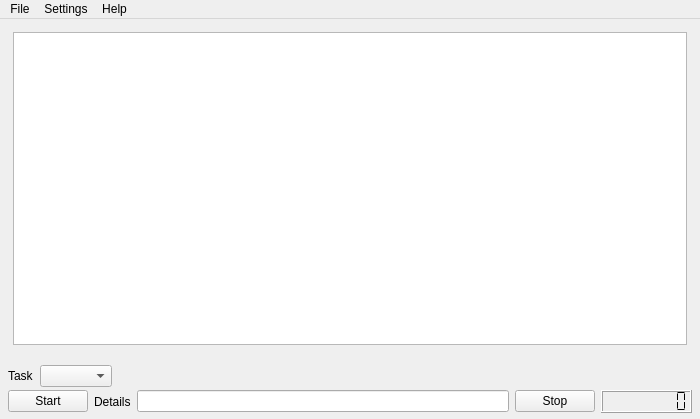
Qt form data/ui/whch.ui (Patriciasc/WHCH) before a commit.
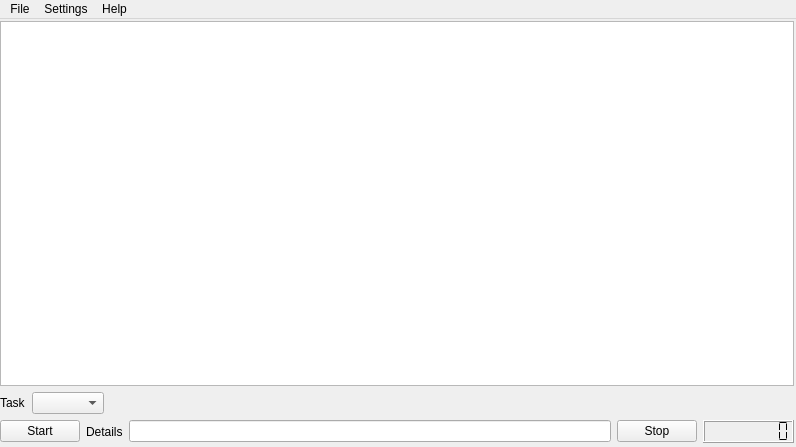
The same form after that commit. Icons and pictures are not drawn.

Commit message: Replaced UI with a Stacked widget layout.

```diff
--- a/data/ui/whch.ui
+++ b/data/ui/whch.ui
@@ -9,8 +9,8 @@
    <rect>
     <x>0</x>
     <y>0</y>
-    <width>700</width>
-    <height>419</height>
+    <width>796</width>
+    <height>447</height>
    </rect>
   </property>
   <property name="focusPolicy">
@@ -20,39 +20,46 @@
    <string>WHCH (Working Hours Counter for Humans)</string>
   </property>
   <widget class="QWidget" name="centralWidget">
-   <layout class="QVBoxLayout" name="verticalLayout_2">
-    <property name="spacing">
-     <number>2</number>
-    </property>
-    <property name="leftMargin">
-     <number>2</number>
-    </property>
-    <property name="topMargin">
-     <number>2</number>
-    </property>
-    <property name="rightMargin">
-     <number>2</number>
-    </property>
-    <property name="bottomMargin">
-     <number>0</number>
-    </property>
-    <item>
-     <layout class="QVBoxLayout" name="verticalLayout">
-      <property name="spacing">
-       <number>3</number>
-      </property>
-      <item>
        <layout class="QHBoxLayout" name="horizontalLayout">
         <property name="spacing">
+     <number>2</number>
+    </property>
+    <property name="leftMargin">
          <number>0</number>
         </property>
+    <property name="topMargin">
+     <number>2</number>
+    </property>
+    <property name="rightMargin">
+     <number>2</number>
+    </property>
+    <property name="bottomMargin">
+     <number>2</number>
+    </property>
         <item>
          <widget class="QStackedWidget" name="stackedWidget">
           <property name="currentIndex">
            <number>0</number>
           </property>
-          <widget class="QWidget" name="page_3">
-           <layout class="QHBoxLayout" name="horizontalLayout_6">
+      <widget class="QWidget" name="page">
+       <layout class="QHBoxLayout" name="horizontalLayout_7">
+        <property name="spacing">
+         <number>0</number>
+        </property>
+        <property name="margin">
+         <number>0</number>
+        </property>
+        <item>
+         <widget class="QWidget" name="widget" native="true">
+          <layout class="QHBoxLayout" name="horizontalLayout_5">
+           <property name="sizeConstraint">
+            <enum>QLayout::SetMaximumSize</enum>
+           </property>
+           <property name="margin">
+            <number>0</number>
+           </property>
+           <item>
+            <layout class="QVBoxLayout" name="verticalLayout">
             <item>
              <widget class="QTableView" name="tableView">
               <property name="frameShape">
@@ -87,35 +94,13 @@
               </attribute>
              </widget>
             </item>
-           </layout>
-          </widget>
-          <widget class="QWidget" name="page_4">
-           <layout class="QHBoxLayout" name="horizontalLayout_3">
-            <item>
-             <widget class="QSplitter" name="splitter">
-              <property name="orientation">
-               <enum>Qt::Horizontal</enum>
-              </property>
-              <property name="handleWidth">
-               <number>6</number>
-              </property>
-              <widget class="QTreeView" name="treeView"/>
-              <widget class="QTableView" name="tableView_2"/>
-             </widget>
-            </item>
-           </layout>
-          </widget>
-         </widget>
-        </item>
-       </layout>
-      </item>
       <item>
        <layout class="QHBoxLayout" name="horizontalLayout_2">
         <property name="leftMargin">
-         <number>6</number>
+                <number>0</number>
         </property>
         <property name="topMargin">
-         <number>6</number>
+                <number>0</number>
         </property>
         <property name="bottomMargin">
          <number>0</number>
@@ -151,14 +136,17 @@
       </item>
       <item>
        <layout class="QHBoxLayout" name="horizontalLayout_4">
+               <property name="spacing">
+                <number>6</number>
+               </property>
         <property name="leftMargin">
-         <number>6</number>
+                <number>0</number>
         </property>
         <property name="rightMargin">
-         <number>6</number>
+                <number>0</number>
         </property>
         <property name="bottomMargin">
-         <number>6</number>
+                <number>2</number>
         </property>
         <item>
          <widget class="QPushButton" name="StartButton">
@@ -226,12 +214,50 @@
     </item>
    </layout>
   </widget>
+        </item>
+       </layout>
+      </widget>
+      <widget class="QWidget" name="page_2">
+       <layout class="QHBoxLayout" name="horizontalLayout_3">
+        <property name="spacing">
+         <number>0</number>
+        </property>
+        <property name="margin">
+         <number>0</number>
+        </property>
+        <item>
+         <widget class="QWidget" name="widget_2" native="true">
+          <layout class="QHBoxLayout" name="horizontalLayout_6">
+           <property name="spacing">
+            <number>3</number>
+           </property>
+           <property name="margin">
+            <number>2</number>
+           </property>
+           <item>
+            <widget class="QSplitter" name="splitter">
+             <property name="orientation">
+              <enum>Qt::Horizontal</enum>
+             </property>
+             <widget class="QTreeView" name="treeView"/>
+             <widget class="QTableView" name="tableView_2"/>
+            </widget>
+           </item>
+          </layout>
+         </widget>
+        </item>
+       </layout>
+      </widget>
+     </widget>
+    </item>
+   </layout>
+  </widget>
   <widget class="QMenuBar" name="menuBar">
    <property name="geometry">
     <rect>
      <x>0</x>
      <y>0</y>
-     <width>700</width>
+     <width>796</width>
      <height>25</height>
     </rect>
    </property>
```
Lines whose indentation alone changed are shown as unchanged. The commit also changes 2 other files.
